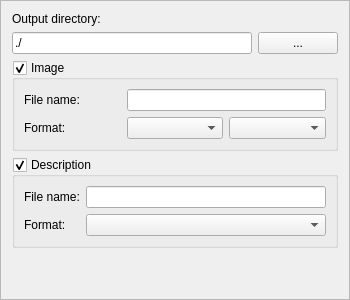
Qt form outputframe.ui (andryblack/fontbuilder) before a commit.
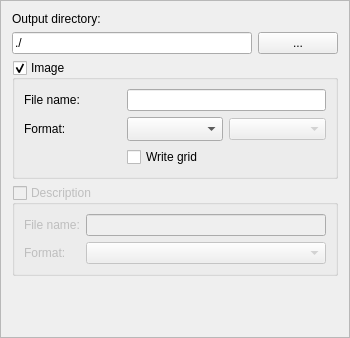
The same form after that commit. Custom widgets are drawn as their Qt base class.

The edit to the form file:
```diff
--- a/outputframe.ui
+++ b/outputframe.ui
@@ -7,7 +7,7 @@
     <x>0</x>
     <y>0</y>
     <width>350</width>
-    <height>300</height>
+    <height>338</height>
    </rect>
   </property>
   <property name="windowTitle">
@@ -73,7 +73,14 @@
        </widget>
       </item>
       <item row="1" column="1">
-       <widget class="QComboBox" name="comboBoxImageFormat"/>
+       <widget class="QComboBox" name="comboBoxImageFormat">
+        <property name="sizeAdjustPolicy">
+         <enum>QComboBox::AdjustToMinimumContentsLengthWithIcon</enum>
+        </property>
+        <property name="frame">
+         <bool>true</bool>
+        </property>
+       </widget>
       </item>
       <item row="1" column="0">
        <widget class="QLabel" name="label_3">
@@ -86,19 +93,43 @@
        </widget>
       </item>
       <item row="1" column="2">
-       <widget class="QComboBox" name="comboBoxImageChannels"/>
+       <widget class="QComboBox" name="comboBoxImageChannels">
+        <property name="enabled">
+         <bool>false</bool>
+        </property>
+       </widget>
+      </item>
+      <item row="3" column="1">
+       <widget class="QCheckBox" name="checkBoxDrawGrid">
+        <property name="text">
+         <string>Write grid</string>
+        </property>
+       </widget>
+      </item>
+      <item row="3" column="2">
+       <widget class="ColorButton" name="widgetGridColor" native="true">
+        <property name="enabled">
+         <bool>false</bool>
+        </property>
+       </widget>
       </item>
      </layout>
     </widget>
    </item>
    <item row="3" column="0" colspan="2">
     <widget class="QGroupBox" name="groupBoxDescription">
+     <property name="enabled">
+      <bool>false</bool>
+     </property>
      <property name="title">
       <string>Description</string>
      </property>
      <property name="checkable">
       <bool>true</bool>
      </property>
+     <property name="checked">
+      <bool>false</bool>
+     </property>
      <layout class="QGridLayout" name="gridLayout_3">
       <item row="0" column="1">
        <widget class="QLineEdit" name="lineEditDescriptionFilename"/>
@@ -138,6 +169,14 @@
    </item>
   </layout>
  </widget>
+ <customwidgets>
+  <customwidget>
+   <class>ColorButton</class>
+   <extends>QWidget</extends>
+   <header>colorbutton.h</header>
+   <container>1</container>
+  </customwidget>
+ </customwidgets>
  <resources/>
  <connections/>
 </ui>
```
